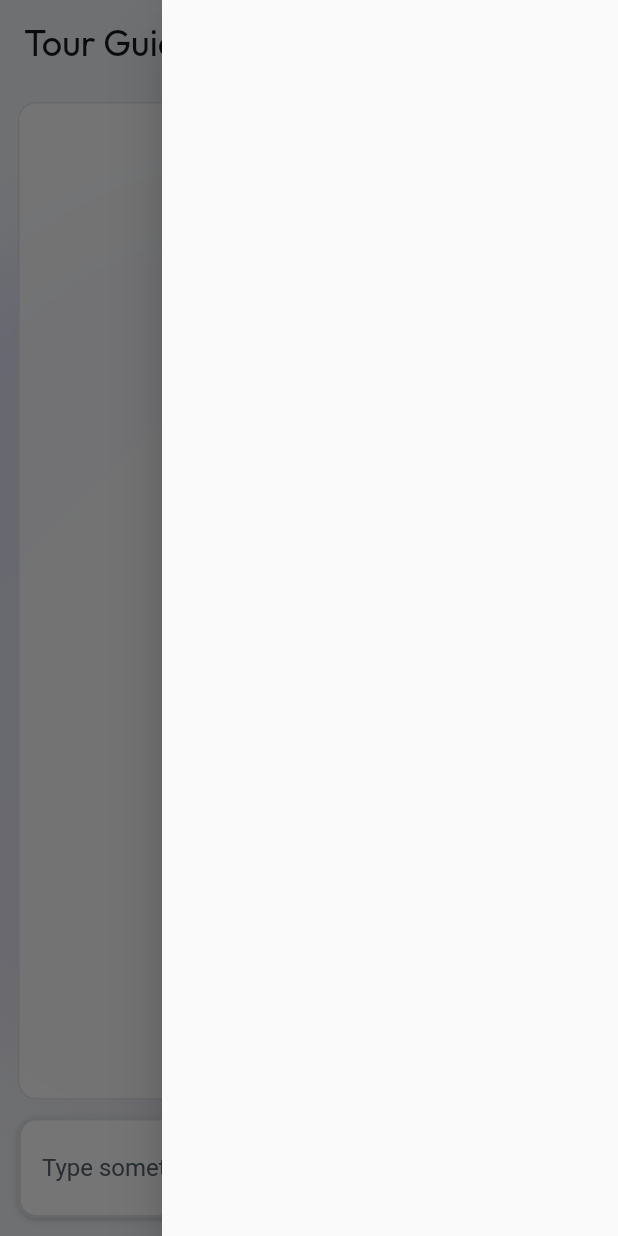
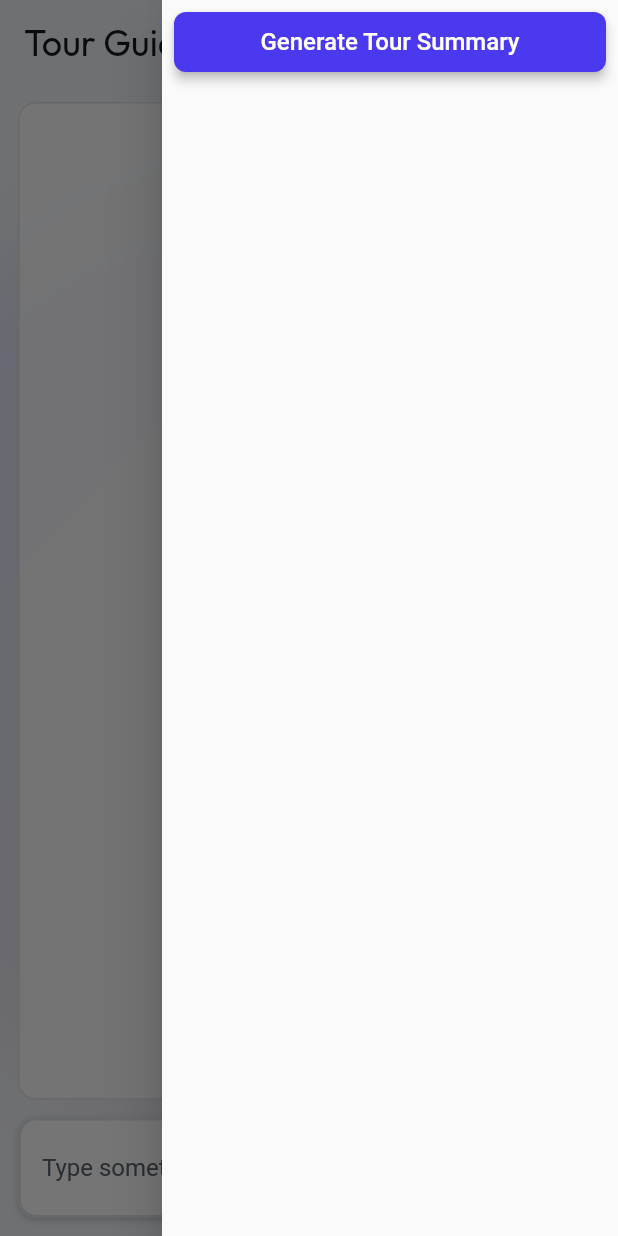
Before and after one commit to jfletcher5/tour_guide_poc_flutter, a Flutter app: the ChatAiScreenWidget screen opened by its route, with the side drawer open, on a phone screen of 412 x 824 dp. Run offline on Flutter 3.47's test engine with Material 3 defaults, Android fonts, the phone set to English and light mode, and no system bars; drawn by our look-alikes of auto_size_text; our stand-ins replace cloud_firestore, dropdown_button2, equatable, firebase_auth, firebase_core, flutter_animate and 11 more; missing offline and left inert: json_path, mime_type, styled_divider; accounts and stored records are empty; network calls fail; Roboto replaces fonts that are missing (Readex Pro); statements that could not run were skipped.

Commit message:
Updating to latest FlutterFlow output.

```diff
--- a/lib/chat_g_p_t_component/chat_ai_screen/chat_ai_screen_widget.dart
+++ b/lib/chat_g_p_t_component/chat_ai_screen/chat_ai_screen_widget.dart
@@ -2,6 +2,7 @@ import '/chat_g_p_t_component/ai_chat_component/ai_chat_component_widget.dart';
 import '/flutter_flow/flutter_flow_icon_button.dart';
 import '/flutter_flow/flutter_flow_theme.dart';
 import '/flutter_flow/flutter_flow_util.dart';
+import '/flutter_flow/flutter_flow_widgets.dart';
 import 'package:flutter/material.dart';
 import 'package:flutter/scheduler.dart';
 import 'chat_ai_screen_model.dart';
@@ -55,8 +56,49 @@ class _ChatAiScreenWidgetState extends State<ChatAiScreenWidget> {
       child: Scaffold(
         key: scaffoldKey,
         backgroundColor: FlutterFlowTheme.of(context).primaryBackground,
-        endDrawer: const Drawer(
+        endDrawer: Drawer(
           elevation: 16.0,
+          child: Column(
+            mainAxisSize: MainAxisSize.max,
+            children: [
+              const Row(
+                mainAxisSize: MainAxisSize.max,
+                children: [],
+              ),
+              Flexible(
+                child: Padding(
+                  padding: const EdgeInsets.all(8.0),
+                  child: FFButtonWidget(
+                    onPressed: () {
+                      print('Button pressed ...');
+                    },
+                    text: 'Generate Tour Summary',
+                    options: FFButtonOptions(
+                      width: double.infinity,
+                      height: 40.0,
+                      padding:
+                          const EdgeInsetsDirectional.fromSTEB(24.0, 0.0, 24.0, 0.0),
+                      iconPadding:
+                          const EdgeInsetsDirectional.fromSTEB(0.0, 0.0, 0.0, 0.0),
+                      color: FlutterFlowTheme.of(context).primary,
+                      textStyle:
+                          FlutterFlowTheme.of(context).titleSmall.override(
+                                fontFamily: 'Readex Pro',
+                                color: Colors.white,
+                                letterSpacing: 0.0,
+                              ),
+                      elevation: 3.0,
+                      borderSide: const BorderSide(
+                        color: Colors.transparent,
+                        width: 1.0,
+                      ),
+                      borderRadius: BorderRadius.circular(8.0),
+                    ),
+                  ),
+                ),
+              ),
+            ],
+          ),
         ),
         appBar: AppBar(
           backgroundColor: FlutterFlowTheme.of(context).primaryBackground,
--- a/pubspec.yaml
+++ b/pubspec.yaml
@@ -75,6 +75,7 @@ dependencies:
   sign_in_with_apple_web: 1.0.1
   sqflite: 2.2.6
   stream_transform: 2.1.0
+  styled_divider: 1.0.4
   timeago: 3.2.2
   url_launcher: 6.2.5
   url_launcher_android: 6.3.0
```
Also changed, not shown: lib/selector/landing_page/landing_page_widget.dart (+25 -1 lines).
